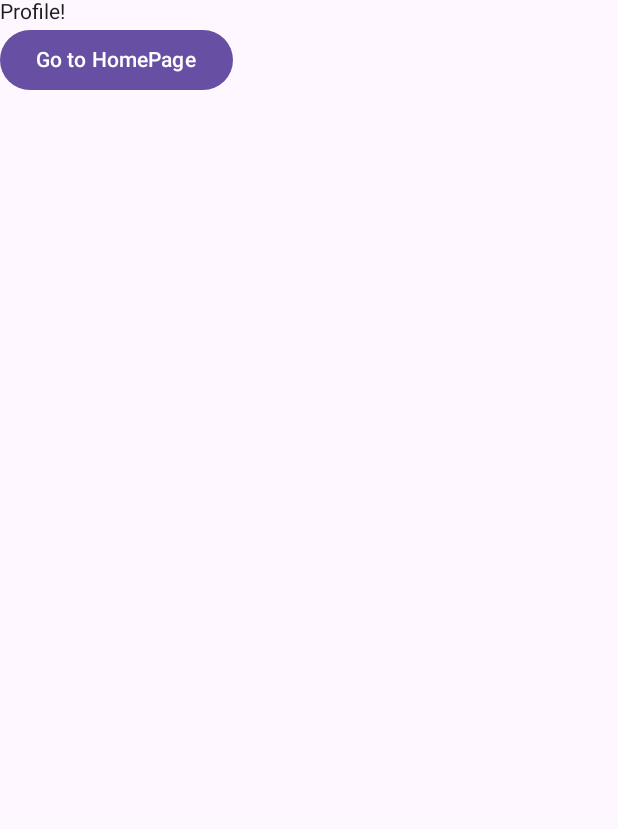
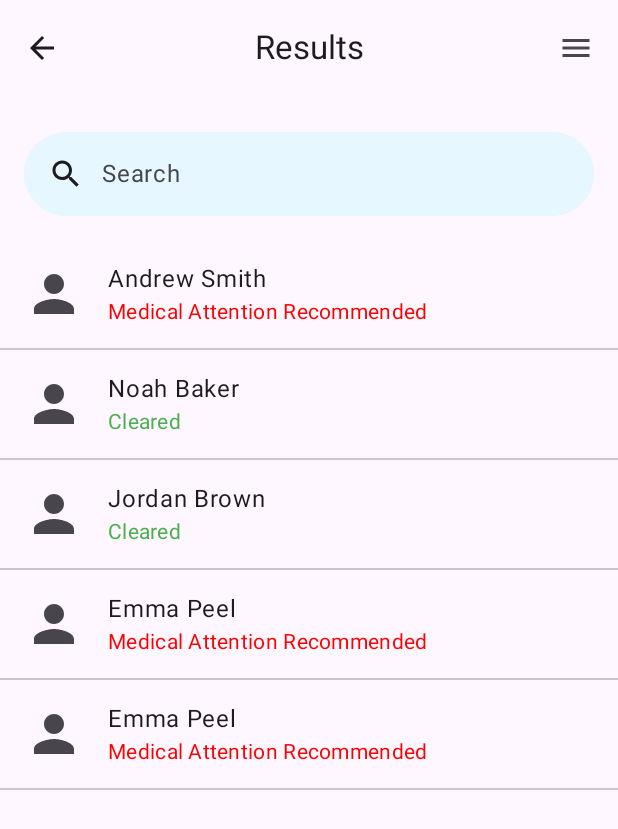
Before and after one commit to eugene-bosca/NeuroShield, an Android app built with Jetpack Compose: the HistoryPageScreen screen opened through its navigation route, on a phone screen of 412 x 824 dp. Shown: the top 829 px of the screen. Run offline under Robolectric (Android 15) with nearby library versions, the phone set to English and light mode, and no system bars.

Commit message:
wip history page

```diff
--- a/frontend/app/src/main/java/com/example/neuroshield_app/presentation/screens/history/HistoryScreen.kt
+++ b/frontend/app/src/main/java/com/example/neuroshield_app/presentation/screens/history/HistoryScreen.kt
@@ -1,24 +1,141 @@
 package com.example.neuroshield_app.presentation.screens.history
 
-import androidx.compose.foundation.layout.Column
-import androidx.compose.foundation.layout.fillMaxSize
-import androidx.compose.foundation.layout.padding
-import androidx.compose.material3.Button
-import androidx.compose.material3.Scaffold
-import androidx.compose.material3.Text
-import androidx.compose.runtime.Composable
+import android.graphics.pdf.PdfDocument.Page
+import androidx.compose.foundation.layout.*
+import androidx.compose.foundation.lazy.LazyColumn
+import androidx.compose.foundation.lazy.items
+import androidx.compose.material.icons.Icons
+import androidx.compose.material.icons.automirrored.filled.ArrowBack
+import androidx.compose.material.icons.filled.Menu
+import androidx.compose.material.icons.filled.MoreVert
+import androidx.compose.material.icons.filled.Person
+import androidx.compose.material.icons.filled.Search
+import androidx.compose.material3.*
+import androidx.compose.runtime.*
+import androidx.compose.ui.Alignment
 import androidx.compose.ui.Modifier
+import androidx.compose.ui.graphics.Color
+import androidx.compose.ui.text.font.FontWeight
+import androidx.compose.ui.unit.dp
 
+data class PersonStatus(
+    val name: String,
+    val status: String,
+    val isAttentionRecommended: Boolean
+)
+
+@OptIn(ExperimentalMaterial3Api::class)
 @Composable
 fun HistoryPageScreen(onClickHomePage: () -> Unit) {
+    // Example data
+    val people = listOf(
+        PersonStatus("Andrew Smith", "Medical Attention Recommended", true),
+        PersonStatus("Noah Baker", "Cleared", false),
+        PersonStatus("Jordan Brown", "Cleared", false),
+        PersonStatus("Emma Peel", "Medical Attention Recommended", true),
+        PersonStatus("Emma Peel", "Medical Attention Recommended", true)
+    )
 
-    Scaffold(modifier = Modifier.fillMaxSize()) { innerPadding ->
-        Column (
-            modifier = Modifier.padding(innerPadding)
+    // Search query state
+    var searchQuery by remember { mutableStateOf("") }
+    var searchActive by remember { mutableStateOf(false) }
+
+    Scaffold(
+        topBar = {
+            CenterAlignedTopAppBar(
+                title = { Text("Results") },
+                navigationIcon = {
+                    IconButton(onClick = onClickHomePage ) {
+                        Icon(
+                            imageVector = Icons.AutoMirrored.Filled.ArrowBack,
+                            contentDescription = "Localized description"
+                        )
+                    }
+                },
+                actions = {
+                    IconButton(onClick = { /* do something */ }) {
+                        Icon(
+                            imageVector = Icons.Filled.Menu,
+                            contentDescription = "Localized description"
+                        )
+                    }
+                },
+            )
+        }
+
+    ) { innerPadding ->
+        Column(
+            modifier = Modifier
+                .fillMaxSize()
+                .padding(innerPadding)
         ) {
-            Text("Profile!")
-            Button(onClick = onClickHomePage) {
-                Text("Go to HomePage")
+            SearchBar(
+                query = searchQuery,
+                onQueryChange = { searchQuery = it },
+                onSearch = {
+                    // Handle the search action here (e.g., perform filtering)
+                    searchActive = false
+                },
+                active = searchActive,
+                onActiveChange = { searchActive = it },
+                leadingIcon = {
+                    Icon(
+                        imageVector = Icons.Filled.Search,
+                        contentDescription = "Search Icon"
+                    )
+                },
+                placeholder = { Text("Search") },
+                modifier = Modifier
+                    .fillMaxWidth()
+                    .padding(16.dp),
+                colors = SearchBarDefaults.colors(containerColor = Color(0xFFE6F7FF))
+            ) {}
+
+            // Filter the list by search query if needed
+            val filteredPeople = people.filter {
+                it.name.contains(searchQuery, ignoreCase = true)
+            }
+
+            // List of results
+            LazyColumn(
+                modifier = Modifier.fillMaxSize()
+            ) {
+                items(filteredPeople) { person ->
+                    val statusColor = if (person.isAttentionRecommended) Color.Red else Color(0xFF4CAF50)
+                    ListItem(
+                        headlineContent = { Text(person.name) },
+                        supportingContent = { Text(person.status,
+                            color = statusColor,
+                            style = MaterialTheme.typography.bodyMedium)
+                        },
+                        leadingContent = {
+                            Icon(
+                                imageVector = Icons.Default.Person,
+                                contentDescription = null,
+                                modifier = Modifier.size(40.dp)
+                            )
+                        },
+//                        trailingContent = {
+//                            Row(
+//                                modifier = Modifier
+//                                    .fillMaxWidth()
+//                                    .padding(16.dp),
+//                                verticalAlignment = Alignment.CenterVertically
+//                            ){
+//                                // “edit” button
+//                                TextButton(onClick = { /* Handle edit */ }) {
+//                                    Text(text = "edit")
+//                                }
+//
+//                                // “more” button (you can also use an IconButton if you want an icon)
+//                                TextButton(onClick = { /* Handle more */ }) {
+//                                    Text(text = "more")
+//                                }
+//                            }
+//                        }
+                    )
+                    Divider()
+                }
             }
         }
     }
```
